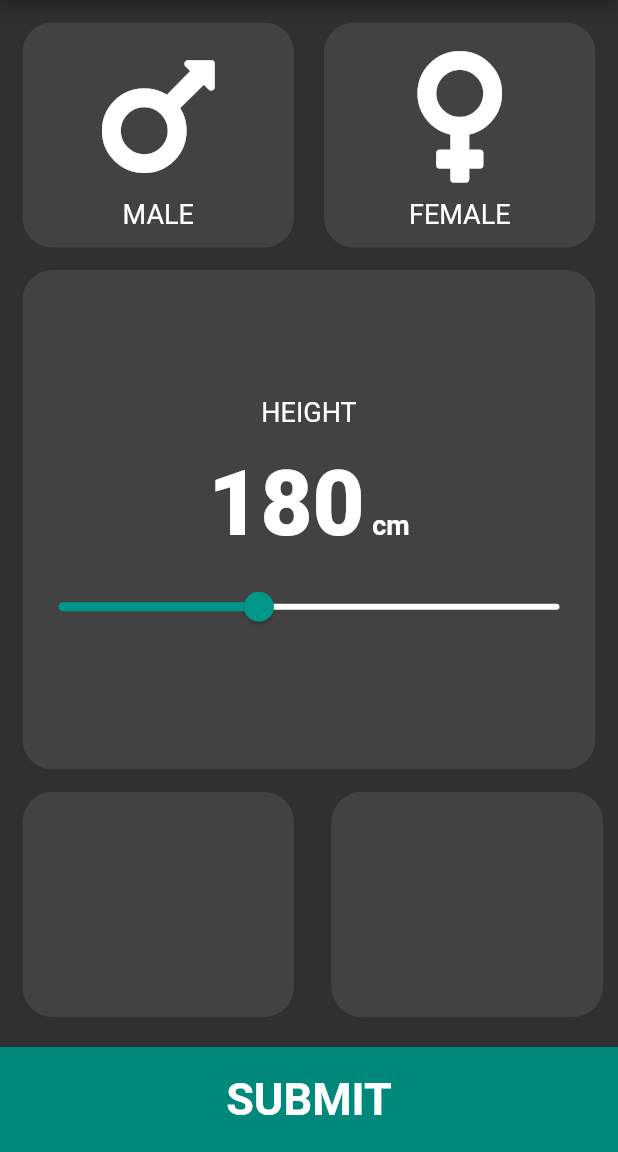
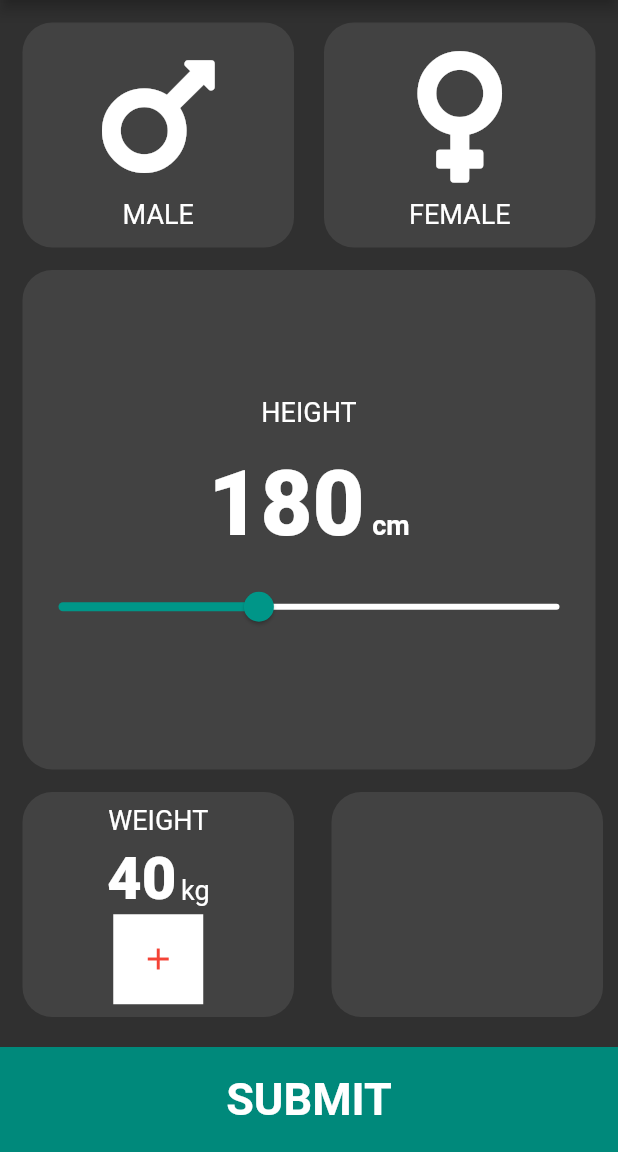
Before and after one commit to Harmanjit14/BMI-Calculator, a Flutter app: the screen it shows after launch, on a phone screen of 412 x 824 dp, the part 84-1236 px from its top. Run offline on Flutter 3.47's test engine with Material 2 defaults, Android fonts, the phone set to English and light mode, and no system bars; our stand-ins replace font_awesome_flutter.

Commit message:
working on weight

```diff
--- a/lib/main.dart
+++ b/lib/main.dart
@@ -165,11 +165,58 @@ class WeightBox extends StatefulWidget {
 }
 
 class _WeightBoxState extends State<WeightBox> {
+  int weight = 40;
   @override
   Widget build(BuildContext context) {
     return Expanded(
       flex: 1,
       child: Container(
+        child: Column(
+          mainAxisAlignment: MainAxisAlignment.center,
+          children: <Widget>[
+            Text(
+              'WEIGHT',
+              style: TextStyle(fontSize: 18),
+            ),
+            SizedBox(
+              height: 5,
+            ),
+            Row(
+              mainAxisAlignment: MainAxisAlignment.center,
+              crossAxisAlignment: CrossAxisAlignment.baseline,
+              textBaseline: TextBaseline.alphabetic,
+              children: <Widget>[
+                Text(
+                  weight.toString(),
+                  style: TextStyle(fontSize: 40, fontWeight: FontWeight.w900),
+                ),
+                SizedBox(width: 3),
+                Text(
+                  'kg',
+                  style: TextStyle(fontSize: 18),
+                ),
+              ],
+            ),
+            Row(
+              mainAxisAlignment: MainAxisAlignment.center,
+              children: <Widget>[
+                Container(
+                  width: 60,
+                  height: 60,
+                  decoration: BoxDecoration(shape: BoxShape.circle),
+                  color: Colors.white,
+                  child: IconButton(
+                    icon: Icon(
+                      Icons.add,
+                      color: Colors.red,
+                    ),
+                    onPressed: null,
+                  ),
+                ),
+              ],
+            ),
+          ],
+        ),
         margin: EdgeInsets.fromLTRB(15, 15, 10, 15),
         height: 150,
         width: double.infinity,
```
